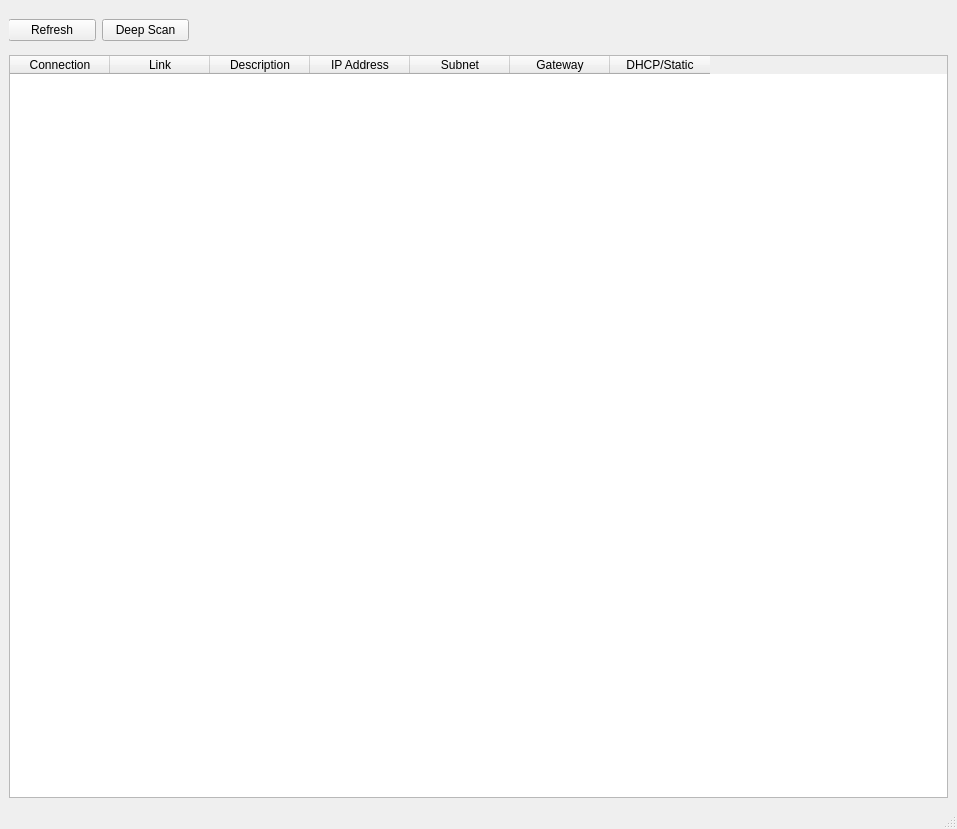
This is src/networkcontrol/view/ui/main_window.ui in jaredewoods/NetworkControl as Qt 5 draws it before an edit. The edited form follows.
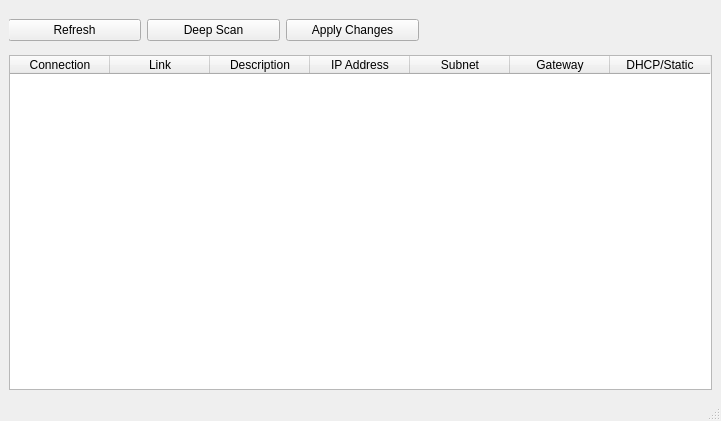
This is the edited form.

Commit message:
feat(ui): resize main window, add Apply button, and update widget properties
- Adjusted main window dimensions for a more compact layout.
- Added "Apply Changes" button to the UI.
- Updated widget properties to enable editing and item selection behavior.

What changed in the file:
```diff
--- a/src/networkcontrol/view/ui/main_window.ui
+++ b/src/networkcontrol/view/ui/main_window.ui
@@ -6,8 +6,8 @@
    <rect>
     <x>0</x>
     <y>0</y>
-    <width>957</width>
-    <height>829</height>
+    <width>721</width>
+    <height>421</height>
    </rect>
   </property>
   <property name="windowTitle">
@@ -28,7 +28,7 @@
         <rect>
          <x>-1</x>
          <y>0</y>
-         <width>181</width>
+         <width>411</width>
          <height>42</height>
         </rect>
        </property>
@@ -47,6 +47,13 @@
           </property>
          </widget>
         </item>
+        <item>
+         <widget class="QPushButton" name="btnApply">
+          <property name="text">
+           <string>Apply Changes</string>
+          </property>
+         </widget>
+        </item>
        </layout>
       </widget>
      </widget>
```
Left out of the diff: 11 changed lines with no effect on the pictures.
